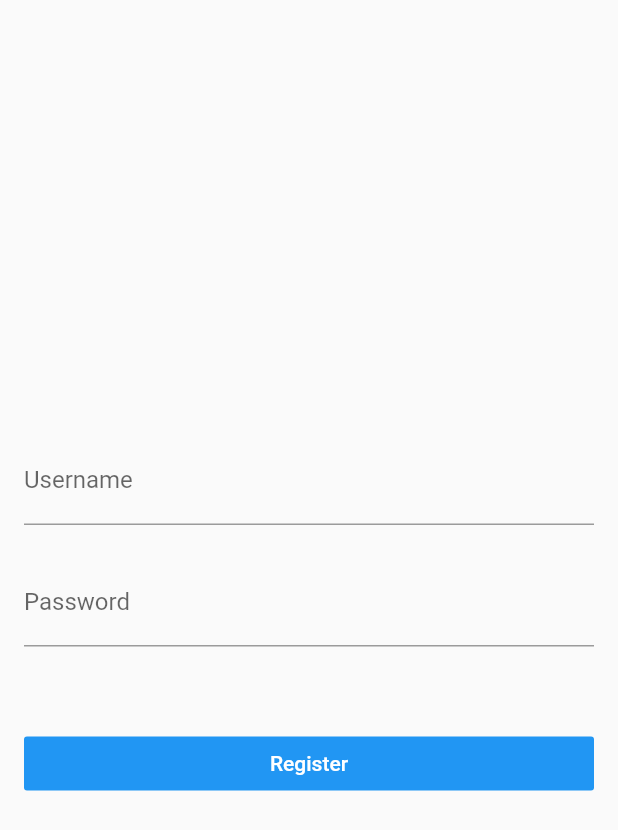
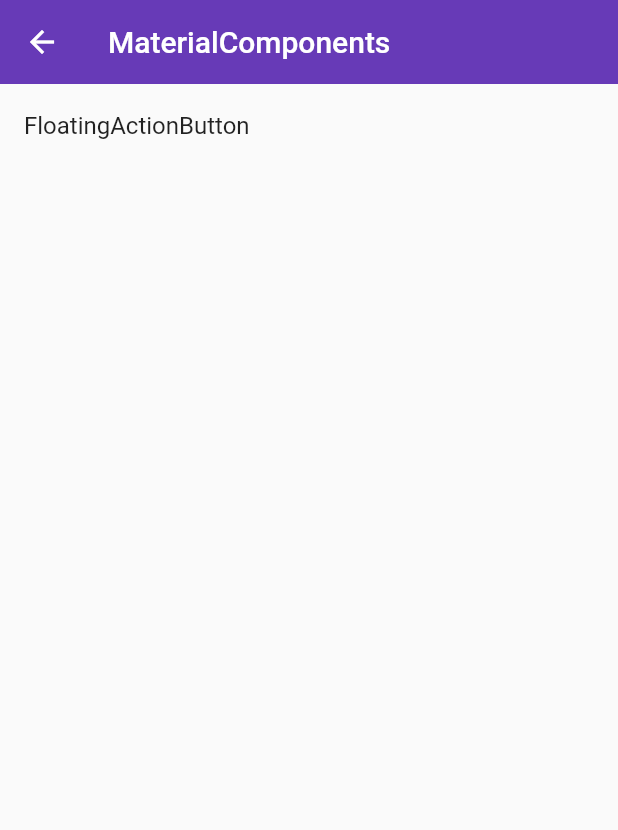
Before and after one commit to hzz-dev/hzz_flutter_001_main, a Flutter app: the screen it shows after launch, on a phone screen of 412 x 824 dp. Shown: the top 830 px of the screen. Run offline on Flutter 3.47's test engine with Material 2 defaults, Android fonts, the phone set to English and light mode, and no system bars.

```diff
--- /dev/null
+++ b/lib/demo/material_components.dart
@@ -0,0 +1,42 @@
+import 'package:flutter/material.dart';
+import 'material_componets/floating_action_button_demo.dart';
+
+class MaterialComponents extends StatelessWidget {
+  @override
+  Widget build(BuildContext context) {
+    return Scaffold(
+        appBar: AppBar(
+          title: Text('MaterialComponents'),
+          elevation: 0.0,
+        ),
+        body: ListView(
+          children: <Widget>[
+            ListItem(
+                title: 'FloatingActionButton',
+                page: FloatingActionButtonDemo()),
+          ],
+        ));
+  }
+}
+
+class ListItem extends StatelessWidget {
+  final String title;
+  final Widget page;
+
+  ListItem({
+    this.title,
+    this.page,
+  });
+
+  @override
+  Widget build(BuildContext context) {
+    return ListTile(
+      title: Text(title),
+      onTap: () {
+        Navigator.of(context).push(
+          MaterialPageRoute(builder: (context) => page),
+        );
+      },
+    );
+  }
+}
--- a/lib/main.dart
+++ b/lib/main.dart
@@ -8,6 +8,7 @@ import 'demo/home_customtabbar.dart';
 import 'baseic_widget_layout_demo/basic_sliver.dart';
 import 'baseic_widget_layout_demo/basic_navigator.dart';
 import 'demo/from_demo.dart';
+import 'demo/material_components.dart';
 
 // void main() {
 //   runApp(App());
@@ -31,11 +32,12 @@ class App extends StatelessWidget {
       // Home(),
       // 设置主题颜色
 
-      initialRoute: '/form',
+      initialRoute: '/mdc',
       routes: {
         '/': (context) => Home(),
         '/about': (context) => Pagepush(title: 'About'),
         '/form': (context) => FormDemo(),
+        '/mdc': (context) => MaterialComponents(),
       },
       theme: ThemeData(
         primaryColor: Colors.deepPurple,
```
Also changed, not shown: lib/demo/material_componets/floating_action_button_demo.dart (added, +40 -0 lines).
